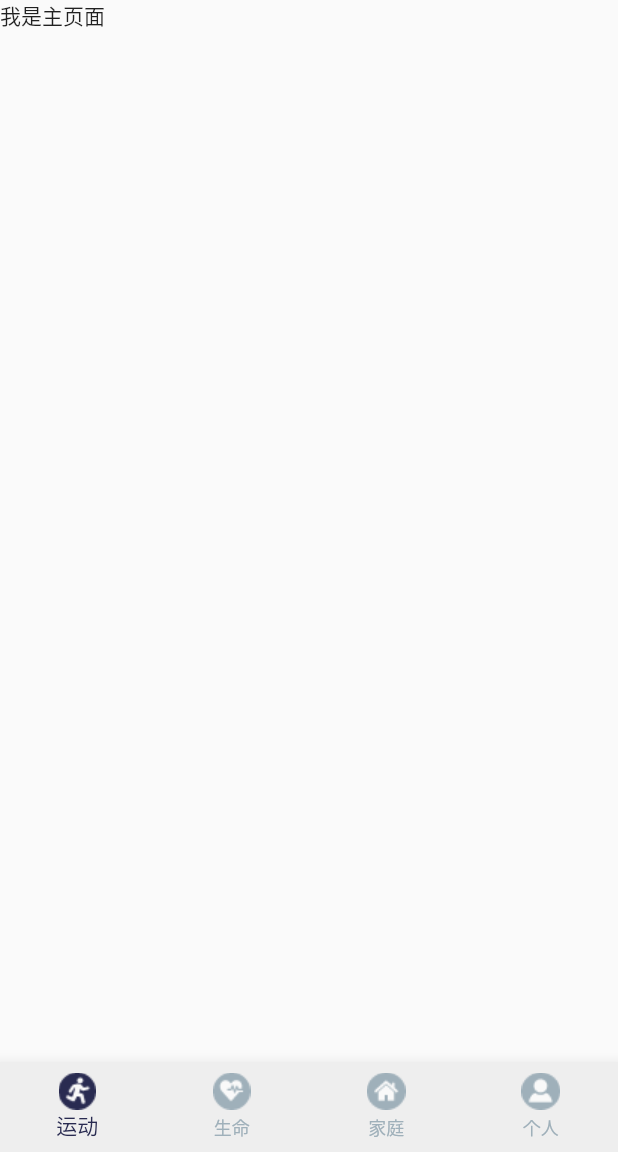
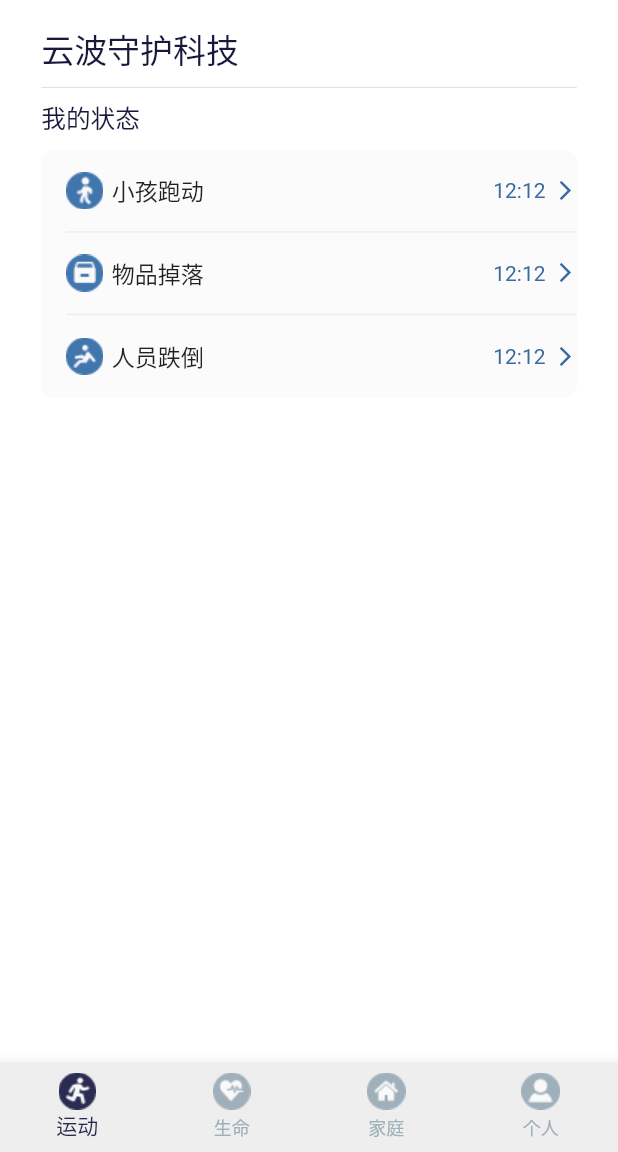
Before and after one commit to 1653756334/guardian, a Flutter app: the screen it shows after launch, on a phone screen of 412 x 824 dp, the part 84-1236 px from its top. Run offline on Flutter 3.47's test engine with Material 2 defaults, Android fonts, the phone set to English and light mode, and no system bars; our stand-ins replace flutter_screenutil, shared_preferences.

Commit message:
运动页面

```diff
--- a/lib/pages/Family.dart
+++ b/lib/pages/Family.dart
@@ -0,0 +1,22 @@
+import 'package:flutter/material.dart';
+import 'package:guardian/utils/ScreenAdapter.dart';
+import 'package:guardian/widgets/MessageItem.dart';
+
+class Family extends StatefulWidget {
+  const Family({Key? key}) : super(key: key);
+
+  @override
+  _FamilyState createState() => _FamilyState();
+}
+
+class _FamilyState extends State<Family> {
+  @override
+  Widget build(BuildContext context) {
+    ScreenAdapter.init(context);
+    return Container(
+      width: double.infinity,
+      height: double.infinity,
+      child: Container(child: Text("家庭"),)
+    );
+  }
+}
--- a/lib/pages/Home.dart
+++ b/lib/pages/Home.dart
@@ -1,7 +1,12 @@
 import 'package:flutter/material.dart';
+import 'package:guardian/pages/Family.dart';
+import 'package:guardian/pages/Life.dart';
+import 'package:guardian/pages/Sports.dart';
 import 'package:guardian/utils/GetColor.dart';
 import 'package:guardian/utils/ScreenAdapter.dart';
 import 'package:guardian/widgets/ProjectAppBar.dart';
+
+import 'User.dart';
 
 class HomePage extends StatefulWidget {
   const HomePage({Key? key}) : super(key: key);
@@ -18,12 +23,19 @@ class _HomePageState extends State<HomePage> {
     super.initState();
   }
 
-  int _selectedIndex = 0;
+  int _selectedIndex =0;
+
   List<String> paths = [
     "assets/images/run_act.png",
     "assets/images/life.png",
     "assets/images/home.png",
     "assets/images/person.png"
+  ];
+  List<Widget> pages = [
+    Sports(),
+    Life(),
+    Family(),
+    User(),
   ];
 
   @override
@@ -74,9 +86,7 @@ class _HomePageState extends State<HomePage> {
           ),
         ],
       ),
-      body: Container(
-        child: Text("我是主页面"),
-      ),
+      body: pages[_selectedIndex],
     );
   }
 }
--- a/lib/pages/Life.dart
+++ b/lib/pages/Life.dart
@@ -0,0 +1,17 @@
+import 'package:flutter/material.dart';
+
+class Life extends StatefulWidget {
+  const Life({Key? key}) : super(key: key);
+
+  @override
+  _LifeState createState() => _LifeState();
+}
+
+class _LifeState extends State<Life> {
+  @override
+  Widget build(BuildContext context) {
+    return Container(
+      child: Text("我是生命"),
+    );
+  }
+}
--- a/lib/pages/Sports.dart
+++ b/lib/pages/Sports.dart
@@ -0,0 +1,63 @@
+import 'package:flutter/material.dart';
+import 'package:guardian/utils/GetColor.dart';
+import 'package:guardian/utils/ScreenAdapter.dart';
+import 'package:guardian/widgets/SportsItem.dart';
+
+class Sports extends StatefulWidget {
+  const Sports({Key? key}) : super(key: key);
+
+  @override
+  _SportsState createState() => _SportsState();
+}
+
+class _SportsState extends State<Sports> {
+  @override
+  Widget build(BuildContext context) {
+    ScreenAdapter.init(context);
+    return Container(
+      width: double.infinity,
+      height: double.infinity,
+      color: Colors.white,
+      padding: EdgeInsets.only(
+          top: ScreenAdapter.height(14),
+          left: ScreenAdapter.width(25),
+          right: ScreenAdapter.width(25)),
+      child: Column(
+        crossAxisAlignment: CrossAxisAlignment.start,
+        children: [
+          Text(
+            "云波守护科技",
+            style: TextStyle(
+              fontSize: ScreenAdapter.width(20),
+              color: GetColorFrom("#171a3d"),
+            ),
+          ),
+          Divider(),
+          Text(
+            "我的状态",
+            style: TextStyle(
+              fontSize: ScreenAdapter.width(15),
+              color: GetColorFrom("#171a3d"),
+              fontWeight: FontWeight.w300,
+            ),
+          ),
+          Container(
+            padding: EdgeInsets.only(left: ScreenAdapter.width(15)),
+            margin: EdgeInsets.only(top: ScreenAdapter.height(8)),
+            decoration: BoxDecoration(
+              color: GetColorFrom("#fbfbfb"),
+              borderRadius: BorderRadius.all(Radius.circular(8)),
+            ),
+            child: Column(
+              children: [
+                SportsItem(imgUrl: "assets/images/child.png",time:"12:12", title: "小孩跑动",),
+                SportsItem(imgUrl: "assets/images/things.png",time:"12:12", title: "物品掉落",),
+                SportsItem(imgUrl: "assets/images/fall.png",time:"12:12", title: "人员跌倒",withDivider: false,),
+              ],
+            ),
+          )
+        ],
+      ),
+    );
+  }
+}
--- a/lib/pages/User.dart
+++ b/lib/pages/User.dart
@@ -1,4 +1,5 @@
-import 'package:flutter/cupertino.dart';
+
+import 'package:flutter/material.dart';
 
 class User extends StatefulWidget {
   const User({Key? key}) : super(key: key);
@@ -10,6 +11,8 @@ class User extends StatefulWidget {
 class _UserState extends State<User> {
   @override
   Widget build(BuildContext context) {
-    return Container();
+    return Container(
+      child: Text("我是个人"),
+    );
   }
 }
--- /dev/null
+++ b/lib/widgets/MessageItem.dart
@@ -0,0 +1,19 @@
+import 'package:flutter/material.dart';
+
+class MessageItem extends StatefulWidget {
+  const MessageItem({Key? key}) : super(key: key);
+
+  @override
+  _MessageItemState createState() => _MessageItemState();
+}
+
+class _MessageItemState extends State<MessageItem> {
+  @override
+  Widget build(BuildContext context) {
+    return Container(
+      child: Row(
+
+      ),
+    );
+  }
+}
--- /dev/null
+++ b/lib/widgets/SportsItem.dart
@@ -0,0 +1,65 @@
+import 'package:flutter/material.dart';
+import 'package:guardian/utils/GetColor.dart';
+import 'package:guardian/utils/ScreenAdapter.dart';
+
+class SportsItem extends StatefulWidget {
+  String imgUrl;
+  String time;
+  String title;
+  VoidCallback? onTap;
+  bool? withDivider;
+
+  SportsItem(
+      {Key? key, required this.imgUrl, required this.time, required this.title, this.onTap, this.withDivider=true})
+      : super(key: key);
+
+  @override
+  _SportsItemState createState() => _SportsItemState();
+}
+
+class _SportsItemState extends State<SportsItem> {
+  @override
+  Widget build(BuildContext context) {
+    return Container(
+      height: ScreenAdapter.width(50),
+      decoration: BoxDecoration(
+        border:widget.withDivider! ? Border(bottom: BorderSide(color: GetColorFrom("#eeeeee"), width: 1)) : null,
+      ),
+      child: InkWell(
+        onTap: widget.onTap,
+        child: Row(
+          mainAxisAlignment: MainAxisAlignment.spaceBetween,
+          children: [
+            Row(
+              children: [
+                Image.asset(widget.imgUrl),
+                SizedBox(
+                  width: ScreenAdapter.width(5),
+                ),
+                Text(
+                  widget.title,
+                  style: TextStyle(fontSize: ScreenAdapter.width(14)),
+                ),
+              ],
+            ),
+            Row(
+              children: [
+                Text(widget.time, style: TextStyle(
+                  color: GetColorFrom("#396ba0")
+                ),),
+                SizedBox(
+                  width: ScreenAdapter.width(5),
+                ),
+                Icon(
+                  Icons.arrow_forward_ios,
+                  size: ScreenAdapter.width(14),
+                  color: GetColorFrom("#396ba0"),
+                ),
+              ],
+            ),
+          ],
+        ),
+      ),
+    );
+  }
+}
```
Also changed, not shown: lib/widgets/CircleButton.dart (+3 -4 lines), assets/images/child.png (added), assets/images/fall.png (added), assets/images/single.png (added), assets/images/things.png (added).
